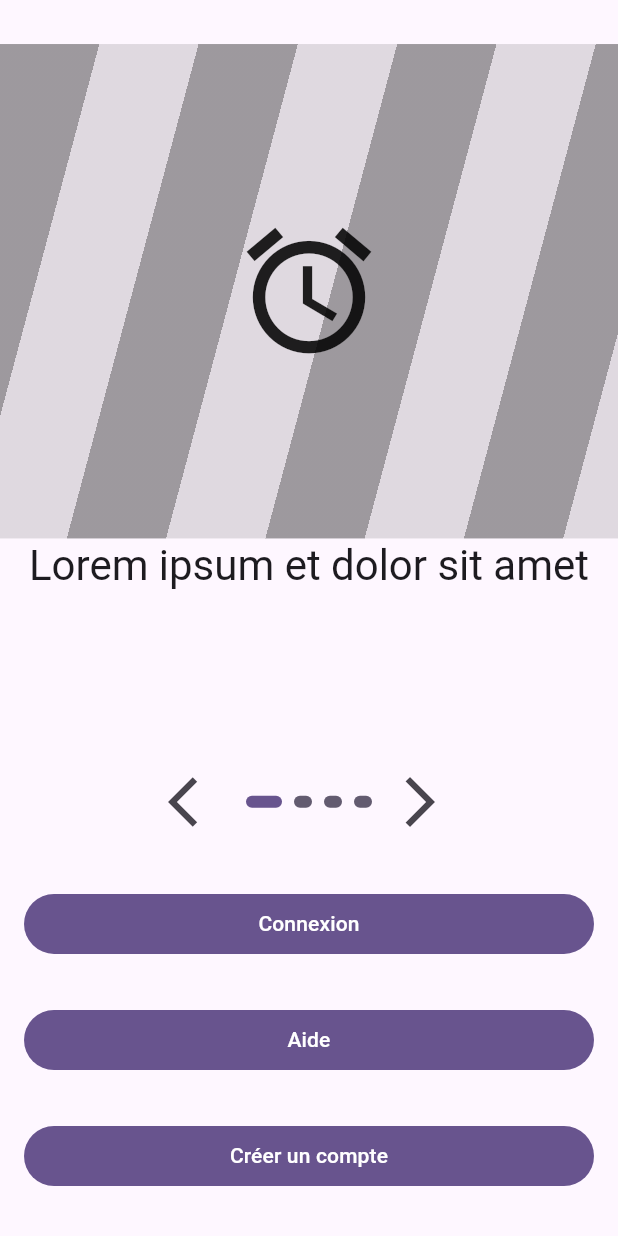
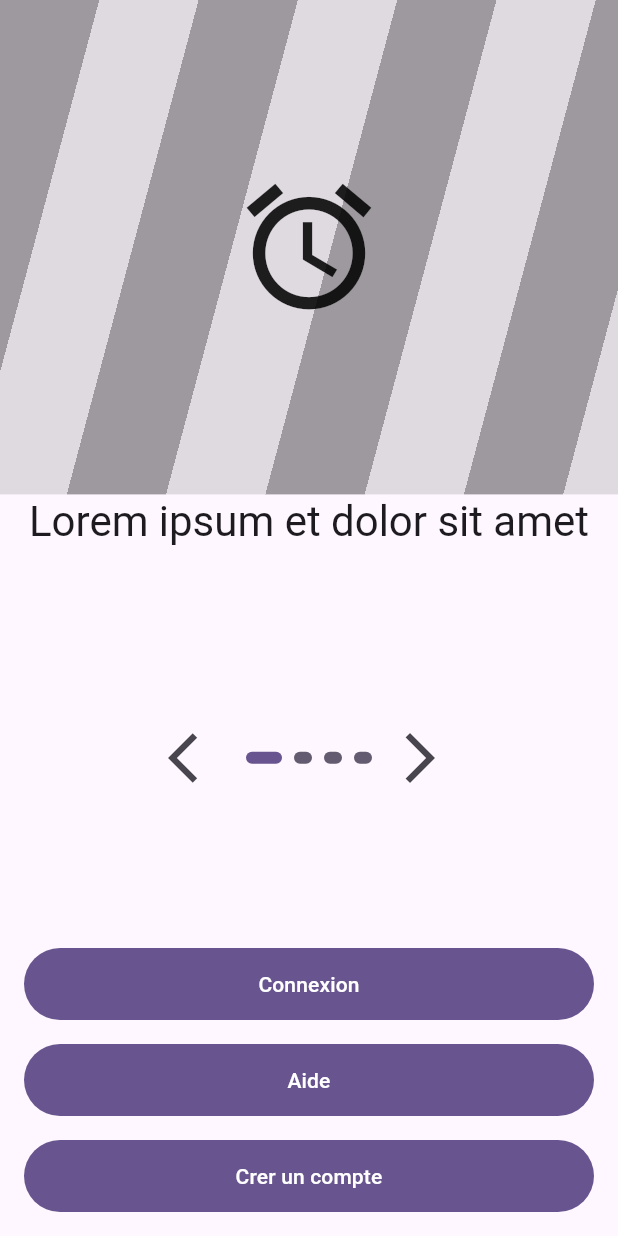
Before and after one commit to Zenika/cop-mobile-flutter-widget-responsible, a Flutter app: the screen it shows after launch, on a phone screen of 412 x 824 dp. Run offline on Flutter 3.47's test engine with Material 2 defaults, Android fonts, the phone set to English and light mode, and no system bars; drawn by our look-alikes of carousel_slider.

Commit message:
mob next [ci-skip] [ci skip] [skip ci]
lastFile:lib/main_page.dart

```diff
--- a/lib/main_page.dart
+++ b/lib/main_page.dart
@@ -12,28 +12,32 @@ class MainPage extends StatelessWidget {
         mainAxisSize: MainAxisSize.max,
         mainAxisAlignment: MainAxisAlignment.spaceEvenly,
         children: [
-          CarouselBienvenue(),
-          SizedBox(
-            width: MediaQuery.of(context).size.width - 32,
-            child: FilledButton(
+          Expanded(child: CarouselBienvenue()),
+          Padding(
+            padding: const EdgeInsets.all(16.0),
+            child: Column(
+              children: [
+                FilledButton(
                     onPressed: () {},
                     child: Text("Connexion", textAlign: TextAlign.center),
-            ),
-          ),
-          SizedBox(
-            width: MediaQuery.of(context).size.width - 32,
+                    style: FilledButton.styleFrom(
+                        minimumSize: Size.fromHeight(48))),
+                Padding(
+                  padding: const EdgeInsets.symmetric(vertical: 16),
                   child: FilledButton(
                       onPressed: () {},
                       child: Text("Aide", textAlign: TextAlign.center),
+                      style: FilledButton.styleFrom(
+                          minimumSize: Size.fromHeight(48))),
                 ),
+                FilledButton(
+                    onPressed: () {},
+                    child: Text("Crer un compte", textAlign: TextAlign.center),
+                    style: FilledButton.styleFrom(
+                        minimumSize: Size.fromHeight(48))),
+              ],
             ),
-          SizedBox(
-            width: MediaQuery.of(context).size.width - 32,
-            child: FilledButton(
-              onPressed: () {},
-              child: Text("Créer un compte", textAlign: TextAlign.center),
-            ),
-          ),
+          )
         ],
       ),
     );
```
Lines whose indentation alone changed are shown as unchanged.
